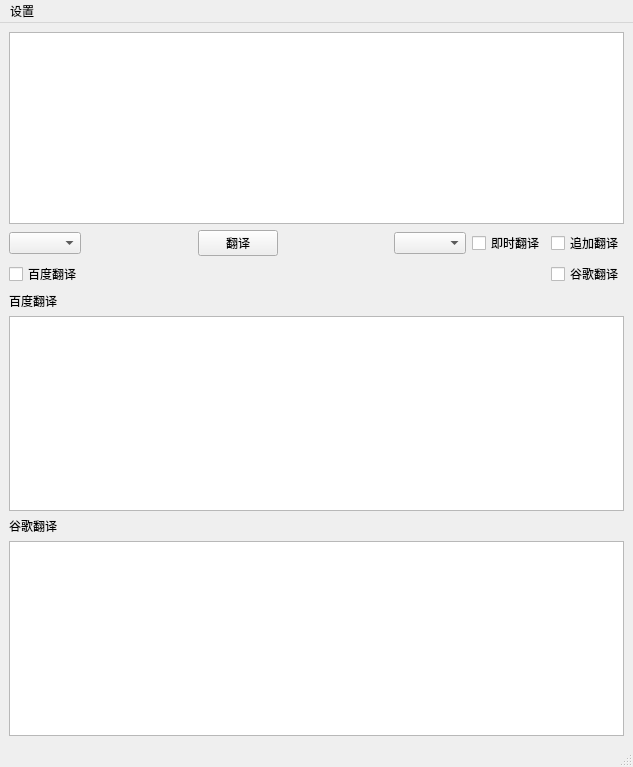
First picture: the form in src/ui/translate.ui, repository KaleW515/fast-translate, before the edit.
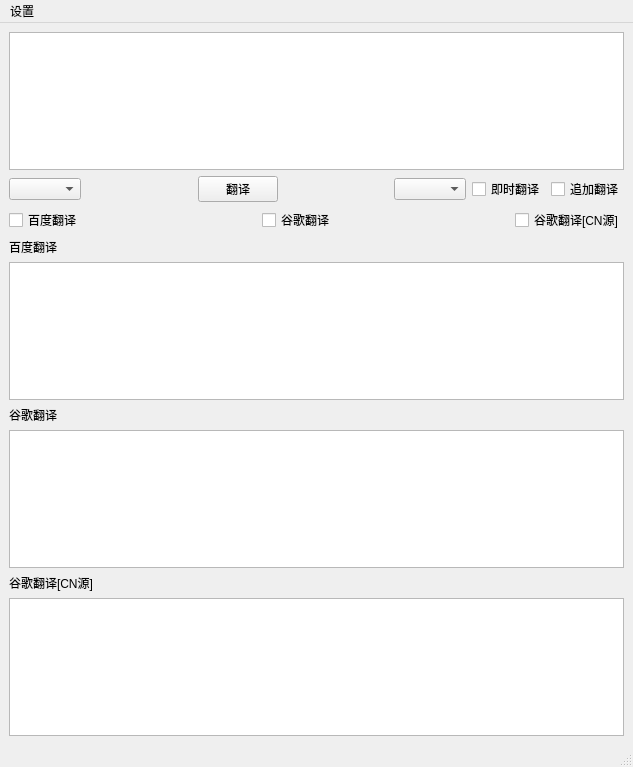
Second picture: the form after the edit. Icons and pictures are not drawn.

```diff
--- a/src/ui/translate.ui
+++ b/src/ui/translate.ui
@@ -116,6 +116,13 @@
           </property>
          </spacer>
         </item>
+        <item>
+         <widget class="QCheckBox" name="googleBox">
+          <property name="text">
+           <string>谷歌翻译</string>
+          </property>
+         </widget>
+        </item>
         <item>
          <spacer name="horizontalSpacer_3">
           <property name="orientation">
@@ -130,9 +137,9 @@
          </spacer>
         </item>
         <item>
-         <widget class="QCheckBox" name="googleBox">
+         <widget class="QCheckBox" name="googleCNBox">
           <property name="text">
-           <string>谷歌翻译</string>
+           <string>谷歌翻译[CN源]</string>
           </property>
          </widget>
         </item>
@@ -160,6 +167,16 @@
     <item>
      <widget class="QTextEdit" name="googleText"/>
     </item>
+    <item>
+     <widget class="QLabel" name="googleCNLable">
+      <property name="text">
+       <string>谷歌翻译[CN源]</string>
+      </property>
+     </widget>
+    </item>
+    <item>
+     <widget class="QTextEdit" name="googleCNText"/>
+    </item>
    </layout>
   </widget>
   <widget class="QStatusBar" name="statusbar"/>
```
